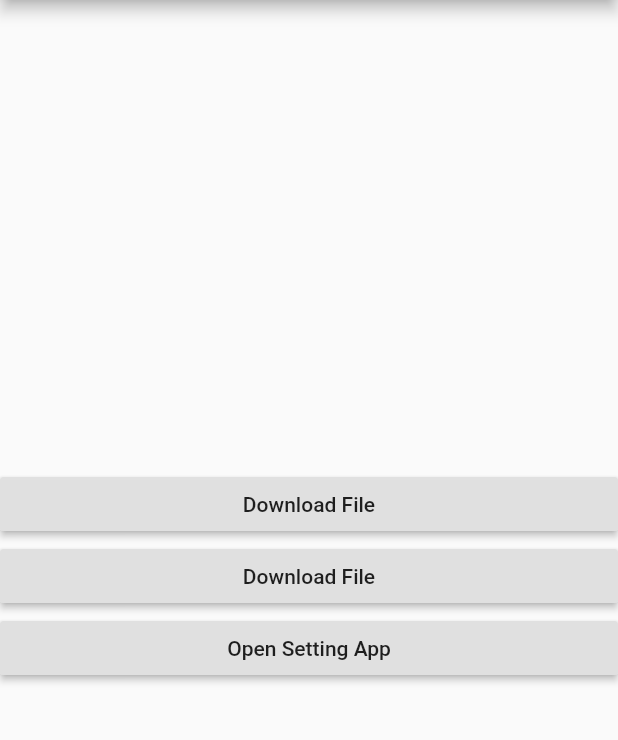
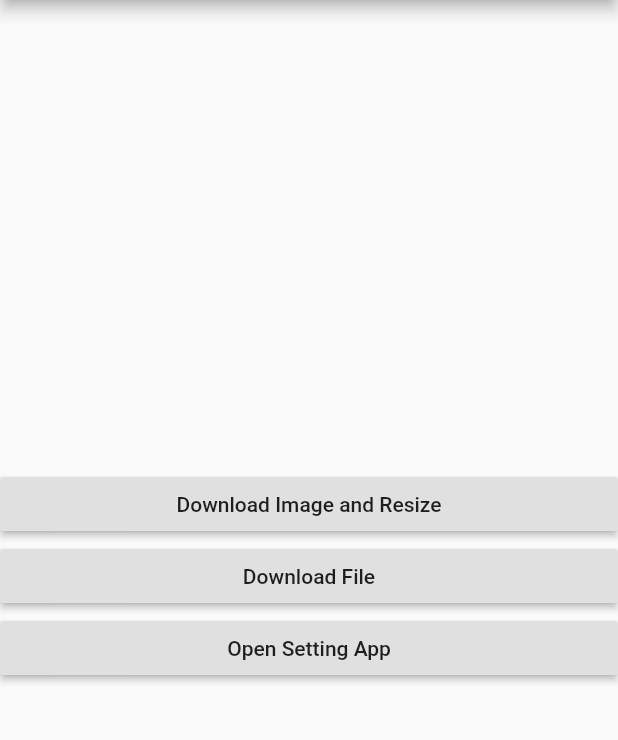
Before and after one commit to bonamoogy/FolderFileSaver, a Flutter app: the screen it shows after launch, on a phone screen of 412 x 824 dp, the part 84-824 px from its top. Run offline on Flutter 3.47's test engine with Material 2 defaults, Android fonts, the phone set to English and light mode, and no system bars; our stand-ins replace dio.

Commit message:
Fix text button to download image and resize

```diff
--- a/example/lib/main.dart
+++ b/example/lib/main.dart
@@ -121,8 +121,9 @@ class _MyAppState extends State<MyApp> {
           children: <Widget>[
             RaisedButton(
               onPressed: _isLoading ? null : _saveImage,
-              child:
-                  Text(_isLoading ? 'Downloading $progress' : 'Download File'),
+              child: Text(_isLoading
+                  ? 'Downloading $progress'
+                  : 'Download Image and Resize'),
             ),
             RaisedButton(
               onPressed: _isLoading ? null : _saveFolderFileExt,
```
